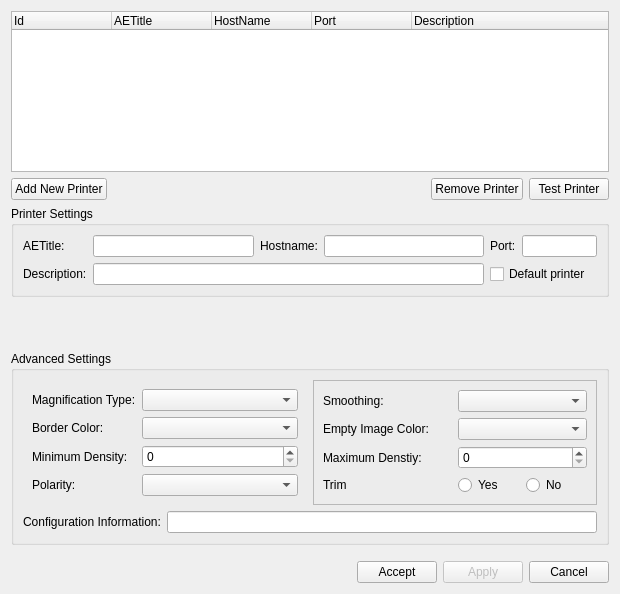
Above: starviewer/src/extensions/playground/dicomprint/qdicomprinterconfigurationwidgetbase.ui from starviewer-medical/starviewer before the change. Below: the same form after it.
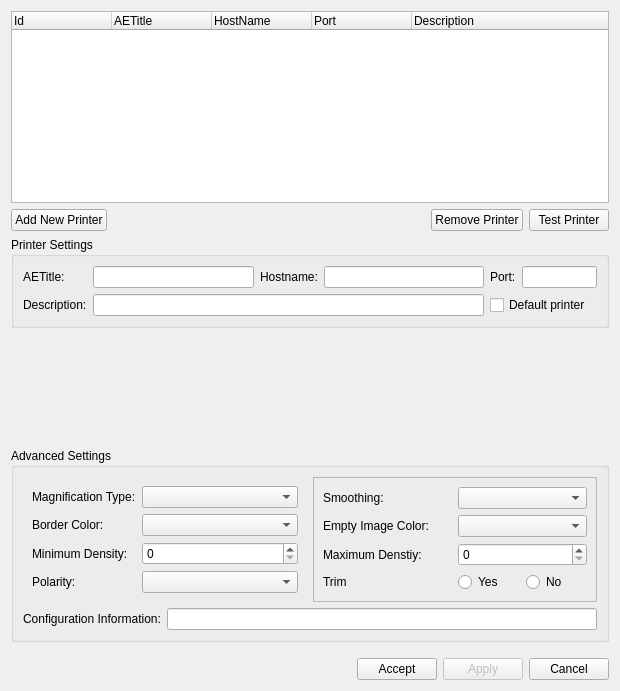
That is the form after the change. Icons and pictures are not drawn. Custom widgets are drawn as their Qt base class.

Commit message: ENH: Millorem el layout perquè es mostrin els widgets amb les mides que volem

What changed in the file:
```diff
--- a/starviewer/src/extensions/playground/dicomprint/qdicomprinterconfigurationwidgetbase.ui
+++ b/starviewer/src/extensions/playground/dicomprint/qdicomprinterconfigurationwidgetbase.ui
@@ -10,7 +10,7 @@
     <x>0</x>
     <y>0</y>
     <width>620</width>
-    <height>594</height>
+    <height>691</height>
    </rect>
   </property>
   <property name="sizePolicy">
@@ -34,7 +34,7 @@
      <property name="maximumSize">
       <size>
        <width>16777215</width>
-       <height>161</height>
+       <height>16777215</height>
       </size>
      </property>
      <column>
@@ -247,8 +247,8 @@
        </property>
        <property name="maximumSize">
         <size>
-         <width>100000</width>
-         <height>100000</height>
+         <width>16777215</width>
+         <height>100</height>
         </size>
        </property>
       </widget>
```
